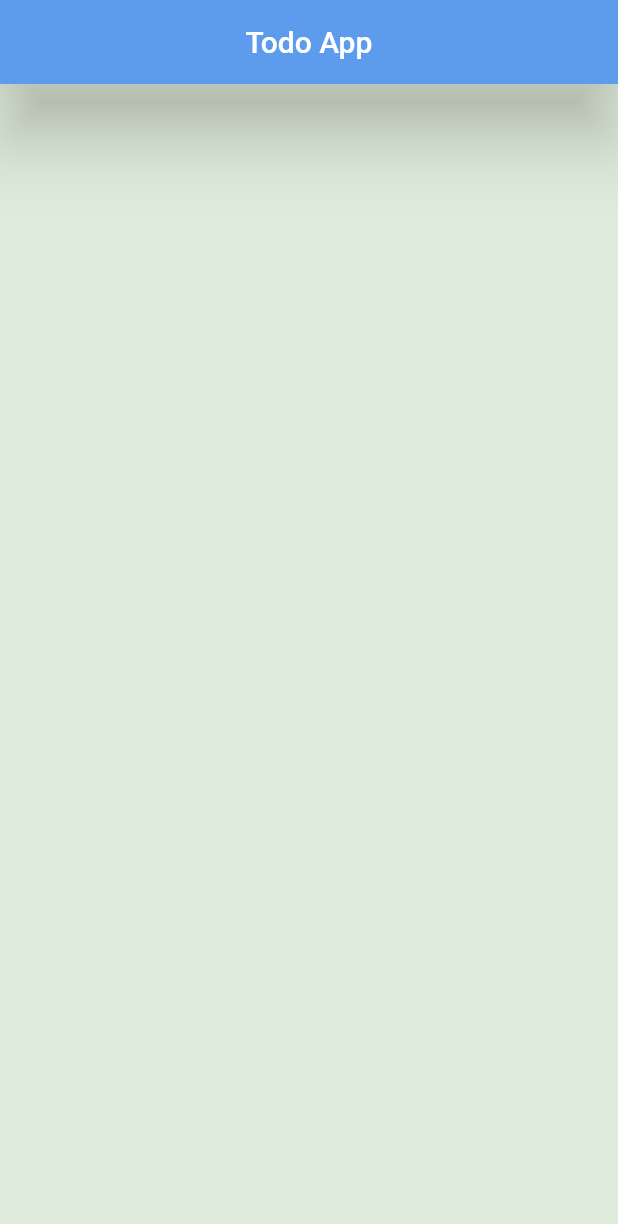
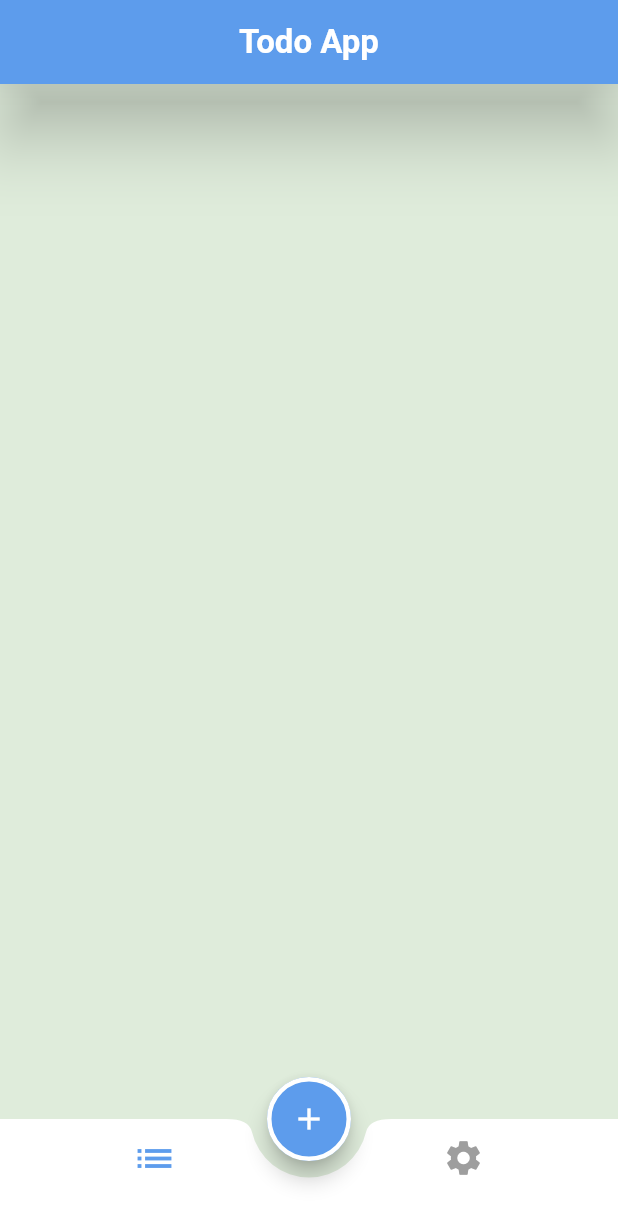
Before and after one commit to 0ArwaSaad0/todo_app, a Flutter app: the screen it shows after launch, on a phone screen of 412 x 824 dp. Shown: the top 1224 px of the screen. Run offline on Flutter 3.47's test engine with Material 2 defaults, Android fonts, the phone set to English and light mode, and no system bars.

Commit message:
add bottom nav bar

```diff
--- a/lib/layout/home_layout.dart
+++ b/lib/layout/home_layout.dart
@@ -1,15 +1,53 @@
-
 import 'package:flutter/material.dart';
+import 'package:provider/provider.dart';
+import 'package:todo_app/providers/my_provider.dart';
 
 class HomeLayout extends StatelessWidget {
-static const routeName='home';
+  static const routeName = 'home';
 
   @override
   Widget build(BuildContext context) {
-    return Scaffold(
-      appBar: AppBar(
-        title: Text('Todo App'),
-      ),
-    );
+    return ChangeNotifierProvider(
+        create: (context) => MyProvider(),
+        builder: (context, child) {
+          var prov = Provider.of<MyProvider>(context);
+          return Scaffold(
+              extendBody: true,
+              appBar: AppBar(
+                title: Text(
+                  'Todo App',
+                  style: Theme.of(context).textTheme.headline1,
+                ),
+              ),
+              floatingActionButtonLocation:
+                  FloatingActionButtonLocation.centerDocked,
+              floatingActionButton: FloatingActionButton(
+                shape: const StadiumBorder(
+                    side: BorderSide(color: Colors.white, width: 3)),
+                onPressed: () {},
+                child: const Icon(Icons.add),
+              ),
+              bottomNavigationBar: BottomAppBar(
+                elevation: 0,
+                notchMargin: 11,
+                shape: CircularNotchedRectangle(),
+                child: BottomNavigationBar(
+                  backgroundColor: Colors.transparent,
+                  elevation: 0.0,
+                  currentIndex: prov.currentIndex,
+                  onTap: (index) => prov.nevgateTabs(index),
+                  items: [
+                    BottomNavigationBarItem(
+                        icon: Icon(Icons.list),
+                        label: '',
+                        backgroundColor: Colors.transparent),
+                    const BottomNavigationBarItem(
+                        icon: Icon(Icons.settings),
+                        label: '',
+                        backgroundColor: Colors.transparent),
+                  ],
+                ),
+              ));
+        });
   }
 }
--- a/lib/main.dart
+++ b/lib/main.dart
@@ -15,7 +15,7 @@ class TodoApp extends StatelessWidget {
       routes: {
         HomeLayout.routeName: (c) => HomeLayout(),
       },
-      theme:MyThemeData.lightTheme,
+      theme: MyThemeData.lightTheme,
       darkTheme: ThemeData.dark(),
       themeMode: ThemeMode.light,
     );
--- /dev/null
+++ b/lib/providers/my_provider.dart
@@ -0,0 +1,9 @@
+import 'package:flutter/material.dart';
+
+class MyProvider extends ChangeNotifier {
+  int currentIndex = 0;
+  nevgateTabs(index) {
+    currentIndex = index;
+    notifyListeners();
+  }
+}
--- a/lib/shared/styles/my_theme.dart
+++ b/lib/shared/styles/my_theme.dart
@@ -2,8 +2,6 @@ import 'package:flutter/material.dart';
 import 'package:todo_app/shared/styles/colors.dart';
 
 class MyThemeData {
-
-
   static ThemeData lightTheme = ThemeData(
     primaryColor: LIGHTPRIMARY,
     scaffoldBackgroundColor: GREENBackgground,
@@ -31,24 +29,22 @@ class MyThemeData {
         fontWeight: FontWeight.bold,
         color: LIGHTPRIMARY,
       ),
-
       subtitle2: TextStyle(
         fontSize: 18,
         fontWeight: FontWeight.bold,
         color: GREENCOLOR,
       ),
     ),
-    appBarTheme:  AppBarTheme(
+    appBarTheme: AppBarTheme(
       backgroundColor: LIGHTPRIMARY,
       elevation: 20,
       centerTitle: true,
       iconTheme: IconThemeData(color: Colors.white),
     ),
-    bottomNavigationBarTheme:  BottomNavigationBarThemeData(
-      selectedLabelStyle: TextStyle(
-          color: DARKBOLD,
-          fontSize: 22
-      ),
+    bottomNavigationBarTheme: BottomNavigationBarThemeData(
+      backgroundColor: Colors.white,
+      elevation: 0,
+      selectedLabelStyle: TextStyle(color: DARKBOLD, fontSize: 22),
       selectedIconTheme: IconThemeData(
         size: 30,
         color: LIGHTPRIMARY,
@@ -57,6 +53,10 @@ class MyThemeData {
         size: 28,
         color: Colors.grey,
       ),
+    ),
+    floatingActionButtonTheme: FloatingActionButtonThemeData(
+      backgroundColor: LIGHTPRIMARY,
+      shape: StadiumBorder(side: BorderSide(color: Colors.white, width: 3)),
     ),
   );
   static ThemeData darkTheme = ThemeData(
@@ -67,7 +67,7 @@ class MyThemeData {
       background: Colors.transparent,
       onBackground: LIGHTDARK,
       primary: DARKPRIMARY,
-      onPrimary:LIGHTDARK,
+      onPrimary: LIGHTDARK,
       surface: DARKPRIMARY,
       onSurface: Colors.grey,
       secondary: LIGHTPRIMARY,
@@ -92,22 +92,25 @@ class MyThemeData {
         color: Colors.white,
       ),
     ),
-    appBarTheme:  AppBarTheme(
+    appBarTheme: AppBarTheme(
       backgroundColor: LIGHTPRIMARY,
       elevation: 20,
       centerTitle: true,
       iconTheme: IconThemeData(color: Colors.white),
     ),
     bottomNavigationBarTheme: BottomNavigationBarThemeData(
-      selectedLabelStyle: TextStyle(
-        color: LIGHTPRIMARY,
-        fontSize: 22
-      ),
+      elevation: 0,
+      selectedLabelStyle: TextStyle(color: LIGHTPRIMARY, fontSize: 22),
       selectedIconTheme: IconThemeData(size: 30, color: LIGHTPRIMARY),
       unselectedIconTheme: IconThemeData(
         size: 28,
         color: Colors.white,
       ),
     ),
+    floatingActionButtonTheme: FloatingActionButtonThemeData(
+      elevation: 0,
+      backgroundColor: LIGHTPRIMARY,
+      shape: StadiumBorder(side: BorderSide(color: Colors.white, width: 3)),
+    ),
   );
 }
--- a/pubspec.yaml
+++ b/pubspec.yaml
@@ -27,6 +27,7 @@ environment:
 # the latest version available on pub.dev. To see which dependencies have newer
 # versions available, run `flutter pub outdated`.
 dependencies:
+  provider: ^6.0.4
   flutter:
     sdk: flutter
 
```
Also changed, not shown: pubspec.lock.
